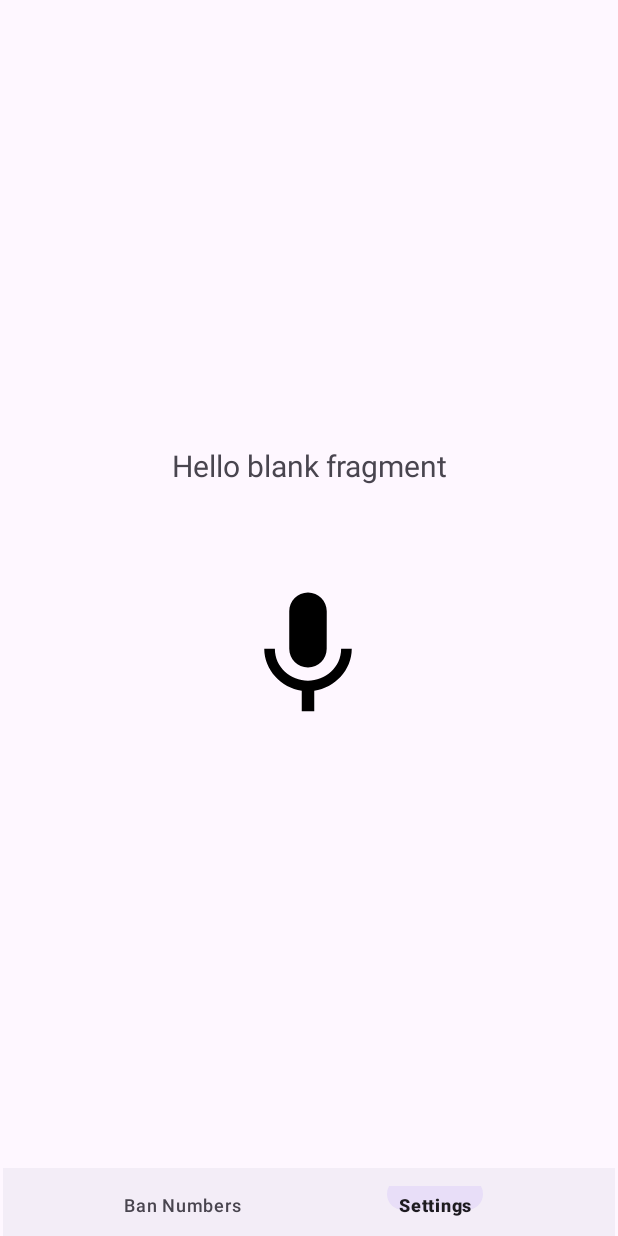
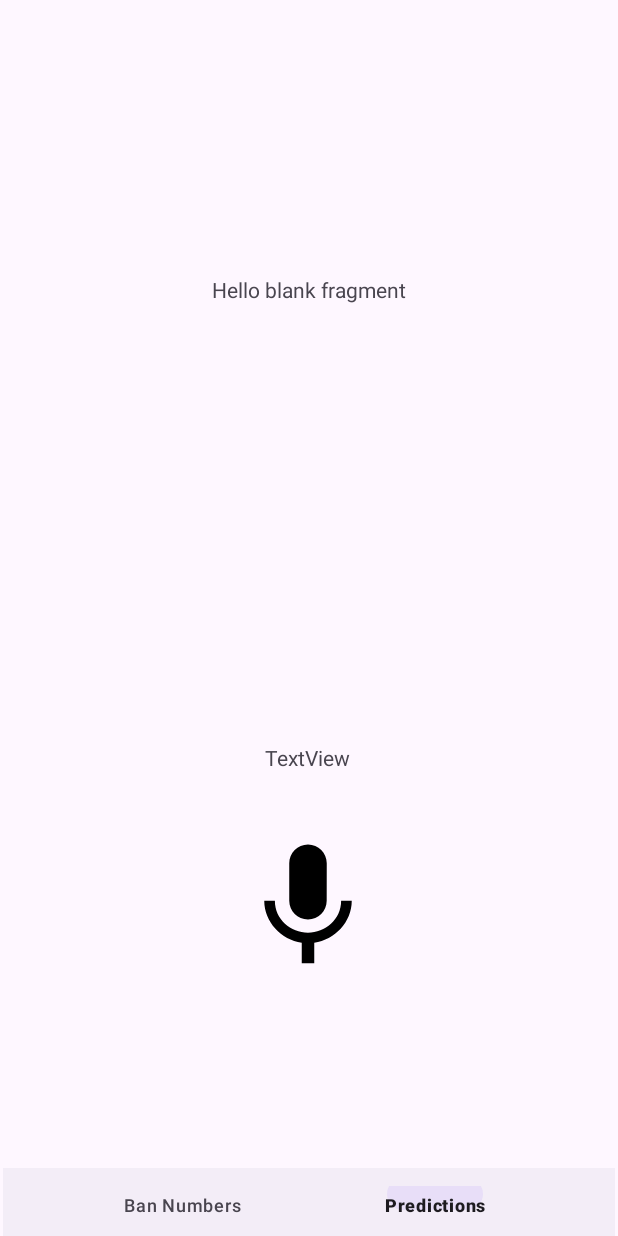
Before and after one commit to PohYiJieNicholas/Capstone-ScamDetection, an Android app: the fragment BanNumbersFragment placed in its activity, item 2 of the bottom bar chosen, on a phone screen of 412 x 824 dp. Run offline under Robolectric (Android 15) with nearby library versions, the phone set to English and light mode, and no system bars; our stand-ins replace Firebase (no records; nobody signed in at launch, a user with empty details on screens opened directly).

Commit message:
Call and request API to predict

```diff
--- a/app/src/main/AndroidManifest.xml
+++ b/app/src/main/AndroidManifest.xml
@@ -38,12 +38,6 @@
             </intent-filter>
         </receiver>
 
-        <service android:name=".ScreeningService" android:exported="true"
-            android:permission="android.permission.BIND_SCREENING_SERVICE">
-            <intent-filter>
-                <action android:name="android.telecom.CallScreeningService"/>
-            </intent-filter>
-        </service>
 
     </application>
 
--- a/app/src/main/java/com/example/scamdetection/BanNumbersFragment.kt
+++ b/app/src/main/java/com/example/scamdetection/BanNumbersFragment.kt
@@ -36,16 +36,7 @@ class BanNumbersFragment : Fragment() {
 
     override fun onViewCreated(view: View, savedInstanceState: Bundle?) {
         super.onViewCreated(view, savedInstanceState)
-        RetrofitInstance.api.getUserData().enqueue(object : Callback<PredictionData> {
-            override fun onResponse(call: Call<PredictionData>, response: Response<PredictionData>) {
-                binding.txtPrediction.text = response.body()?.let { "Results: ${it.prediction}" }
-            }
 
-            override fun onFailure(call: Call<PredictionData>, t: Throwable) {
-                binding.txtPrediction.text = "Error: ${t.message}"
-                Log.d("Flask test", "${t.message}")
-            }
-        })
     }
 
 
--- /dev/null
+++ b/app/src/main/java/com/example/scamdetection/DataAdapter.kt
@@ -0,0 +1,4 @@
+package com.example.scamdetection
+
+class DataAdapter {
+}
--- a/app/src/main/java/com/example/scamdetection/MainActivity.kt
+++ b/app/src/main/java/com/example/scamdetection/MainActivity.kt
@@ -77,7 +77,7 @@ class MainActivity : AppCompatActivity() {
                     true
                 }
 
-                R.id.settings -> {
+                R.id.prediction -> {
                     replaceFragment(VoiceFragment())
                     true
                 }
--- a/app/src/main/java/com/example/scamdetection/apiCall/ApiService.kt
+++ b/app/src/main/java/com/example/scamdetection/apiCall/ApiService.kt
@@ -1,9 +1,18 @@
 package com.example.scamdetection.apiCall
 
+import android.gesture.Prediction
+import android.renderscript.ScriptGroup.Input
 import retrofit2.Call
+import retrofit2.http.Body
 import retrofit2.http.GET
+import retrofit2.http.POST
 
 interface ApiService {
-    @GET("api/data")
-    fun getUserData():  Call<PredictionData>
+//    @GET("api/data")
+//    fun getUserData():  Call<PredictionData>
+
+    @POST("api/data")
+    fun getPrediction(@Body inputData:InputData): Call<ResponseData>
 }
+
+data class ResponseData(val message: String, val output: String, val timeTaken:String)
--- /dev/null
+++ b/app/src/main/java/com/example/scamdetection/apiCall/InputData.kt
@@ -0,0 +1,3 @@
+package com.example.scamdetection.apiCall
+
+data class InputData(val input:String)
--- a/app/src/main/java/com/example/scamdetection/apiCall/RetrofitInstance.kt
+++ b/app/src/main/java/com/example/scamdetection/apiCall/RetrofitInstance.kt
@@ -5,7 +5,7 @@ import retrofit2.converter.gson.GsonConverterFactory
 object RetrofitInstance {
     val api: ApiService by lazy {
         Retrofit.Builder()
-            .baseUrl("http://10.0.2.2:5000/")  // Use 10.0.2.2 for localhost in the emulator
+            .baseUrl("http://192.168.68.54:8080/")  // Use 10.0.2.2 for localhost in the emulator
             .addConverterFactory(GsonConverterFactory.create())
             .build()
             .create(ApiService::class.java)
--- /dev/null
+++ b/app/src/main/java/com/example/scamdetection/phoneNumbers/BanNumbersModel.kt
@@ -0,0 +1,5 @@
+package com.example.scamdetection.phoneNumbers
+
+data class BanNumbersModel(
+    var numbers: String
+)
--- a/app/src/main/res/layout/fragment_ban_numbers.xml
+++ b/app/src/main/res/layout/fragment_ban_numbers.xml
@@ -6,10 +6,5 @@
     tools:context=".BanNumbersFragment">
 
     <!-- TODO: Update blank fragment layout -->
-    <TextView
-        android:id="@+id/txt_prediction"
-        android:layout_width="match_parent"
-        android:layout_height="match_parent"
-        android:text="@string/hello_blank_fragment" />
 
 </FrameLayout>
--- a/app/src/main/res/layout/fragment_voice.xml
+++ b/app/src/main/res/layout/fragment_voice.xml
@@ -13,7 +13,7 @@
         android:layout_width="100dp"
         android:layout_height="100dp"
         android:layout_centerHorizontal="true"
-        android:layout_marginBottom="292dp"
+        android:layout_marginBottom="124dp"
         android:src="@drawable/baseline_mic_24"
         app:layout_constraintBottom_toBottomOf="parent"
         app:layout_constraintEnd_toEndOf="parent"
@@ -22,15 +22,27 @@
 
     <TextView
         android:id="@+id/txt_message"
-        android:layout_width="279dp"
-        android:layout_height="132dp"
+        android:layout_width="380dp"
+        android:layout_height="368dp"
         android:gravity="center"
         android:text="@string/hello_blank_fragment"
-        android:textSize="20sp"
+        android:textSize="14sp"
+        app:layout_constraintBottom_toTopOf="@+id/txt_prediction"
+        app:layout_constraintEnd_toEndOf="parent"
+        app:layout_constraintHorizontal_bias="0.487"
+        app:layout_constraintStart_toStartOf="parent"
+        app:layout_constraintTop_toTopOf="parent"
+        app:layout_constraintVertical_bias="0.073" />
+
+    <TextView
+        android:id="@+id/txt_prediction"
+        android:layout_width="wrap_content"
+        android:layout_height="wrap_content"
+        android:layout_marginBottom="40dp"
+        android:text="TextView"
         app:layout_constraintBottom_toTopOf="@+id/idIVMic"
         app:layout_constraintEnd_toEndOf="parent"
-        app:layout_constraintStart_toStartOf="parent"
-        app:layout_constraintTop_toTopOf="parent"
-        app:layout_constraintVertical_bias="0.961" />
+        app:layout_constraintHorizontal_bias="0.498"
+        app:layout_constraintStart_toStartOf="parent" />
 
 </androidx.constraintlayout.widget.ConstraintLayout>
--- a/app/src/main/res/menu/nav_items.xml
+++ b/app/src/main/res/menu/nav_items.xml
@@ -5,6 +5,6 @@
         android:title="@string/btmNav_banNumbers" />
 
     <item
-        android:id="@+id/settings"
-        android:title="@string/btmNav_settings" />
+        android:id="@+id/prediction"
+        android:title="@string/btmNav_prediction" />
 </menu>
--- a/app/src/main/res/values/strings.xml
+++ b/app/src/main/res/values/strings.xml
@@ -4,5 +4,5 @@
     <string name="hello_blank_fragment">Hello blank fragment</string>
 
     <string name="btmNav_banNumbers">Ban Numbers</string>
-    <string name="btmNav_settings">Settings</string>
+    <string name="btmNav_prediction">Predictions</string>
 </resources>
--- a/build.gradle.kts
+++ b/build.gradle.kts
@@ -6,6 +6,7 @@ buildscript {
 }
 // Top-level build file where you can add configuration options common to all sub-projects/modules.
 plugins {
-    id("com.android.application") version "8.4.0" apply false
+    id("com.android.application") version "8.5.0" apply false
     id("org.jetbrains.kotlin.android") version "1.9.22" apply false
+    id("com.google.gms.google-services") version "4.4.2" apply false
 }
```
Also changed, not shown: app/src/main/java/com/example/scamdetection/VoiceFragment.kt (+31 -1 lines), gradle/wrapper/gradle-wrapper.properties.
